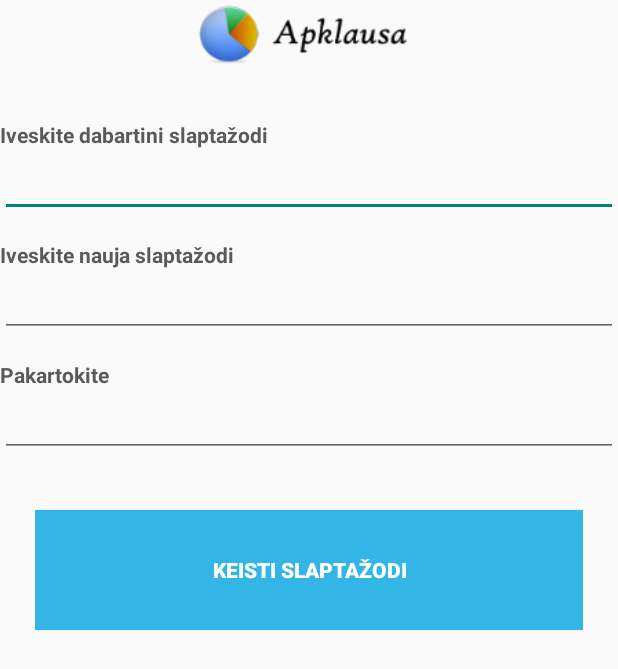
After one commit to violetine/apk_kpa, an Android app: the layout keisti_psw.xml on its own in the app's theme, with its tools: preview values and no code run, on a phone screen of 412 x 824 dp. The commit adds this screen. Shown: the top 669 px of the screen. Run offline under Robolectric (Android 15) with nearby library versions, the phone set to English and light mode, and no system bars.

Commit message:
loyautai keisti_psw, statistika, mano_duomenys, veliau pridesiu juos i Draweri

```diff
--- /dev/null
+++ b/app/src/main/res/layout/keisti_psw.xml
@@ -0,0 +1,109 @@
+<?xml version="1.0" encoding="utf-8"?>
+
+<LinearLayout xmlns:android="http://schemas.android.com/apk/res/android"
+    android:orientation="vertical" android:layout_width="match_parent"
+    android:layout_height="match_parent"
+    android:baselineAligned="false"
+    >
+
+    <LinearLayout
+        android:orientation="vertical"
+        android:layout_width="fill_parent"
+        android:layout_height="80dp">
+        <TextView
+            android:layout_width="156dp"
+            android:layout_height="47dp"
+            android:textAppearance="?android:attr/textAppearanceSmall"
+            android:id="@+id/textView5"
+            android:layout_gravity="top|center_horizontal"
+            android:background="@drawable/bg_logo" />
+    </LinearLayout>
+    <LinearLayout
+        android:orientation="vertical"
+        android:layout_width="match_parent"
+        android:layout_height="80dp"
+        android:layout_gravity="center_horizontal">
+
+        <TextView
+            android:layout_width="wrap_content"
+            android:layout_height="wrap_content"
+            android:textAppearance="?android:attr/textAppearanceSmall"
+            android:text="Iveskite dabartini slaptažodi"
+            android:textColor="#ff5a5a5a"
+            android:textStyle="bold"
+            />
+
+        <EditText
+            android:layout_width="match_parent"
+            android:layout_height="wrap_content"
+            android:inputType="textPassword"
+            android:ems="10"
+            android:id="@+id/dabartinisPsw" />
+
+
+    </LinearLayout>
+
+    <LinearLayout
+        android:orientation="vertical"
+        android:layout_width="match_parent"
+        android:layout_height="80dp"
+        android:layout_gravity="center_horizontal">
+        <TextView
+            android:layout_width="wrap_content"
+            android:layout_height="wrap_content"
+            android:textAppearance="?android:attr/textAppearanceSmall"
+            android:text="Iveskite nauja slaptažodi"
+            android:textColor="#ff5a5a5a"
+            android:textStyle="bold"
+             />
+
+        <EditText
+            android:layout_width="match_parent"
+            android:layout_height="wrap_content"
+            android:inputType="textPassword"
+            android:ems="10"
+            android:id="@+id/naujasPsw" />
+    </LinearLayout>
+    <LinearLayout
+        android:orientation="vertical"
+        android:layout_width="match_parent"
+        android:layout_height="80dp"
+        android:layout_gravity="center_horizontal">
+        <TextView
+            android:layout_width="wrap_content"
+            android:layout_height="wrap_content"
+            android:textAppearance="?android:attr/textAppearanceSmall"
+            android:text="Pakartokite"
+            android:textColor="#ff5a5a5a"
+            android:textStyle="bold"
+             />
+
+        <EditText
+            android:layout_width="match_parent"
+            android:layout_height="wrap_content"
+            android:inputType="textPassword"
+            android:ems="10"
+            android:id="@+id/kartotPsw" />
+    </LinearLayout>
+    <LinearLayout
+        android:orientation="vertical"
+        android:layout_width="365dp"
+        android:layout_height="wrap_content"
+        android:layout_gravity="center_horizontal">
+
+        <Button
+            android:id="@+id/loginBtn"
+            android:layout_width="fill_parent"
+            android:layout_height="80dp"
+            android:layout_marginTop="20dip"
+            android:text="Keisti slaptažodi"
+            android:layout_weight="0.37"
+            android:background="#ff33b5e5"
+            android:textColor="#ffffffff"
+            android:textStyle="bold" />
+    </LinearLayout>
+
+
+
+
+</LinearLayout>
--- a/app/src/main/res/values/strings.xml
+++ b/app/src/main/res/values/strings.xml
@@ -14,6 +14,8 @@
     <!-- Nav Drawer Menu Items -->
     <string-array name="nav_drawer_items">
         <item >Pagrindinis</item>
+        <item >Statistika</item>
+        <item >Mano Duomenys</item>
     </string-array>
 
     <!-- Nav Drawer List Item Icons -->
```
Also changed, not shown: app/src/main/res/layout/login.xml (+3 -4 lines), app/src/main/res/layout/mano_duomenys.xml (added, +83 -0 lines), app/src/main/res/layout/statistika.xml (added, +88 -0 lines).
